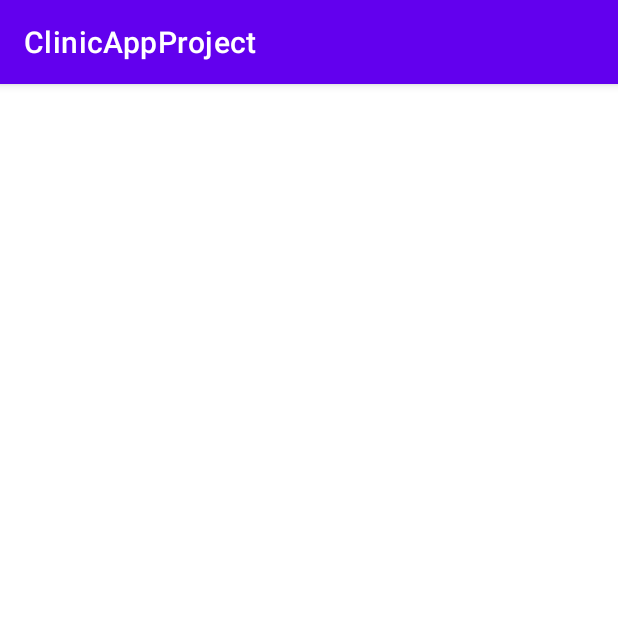
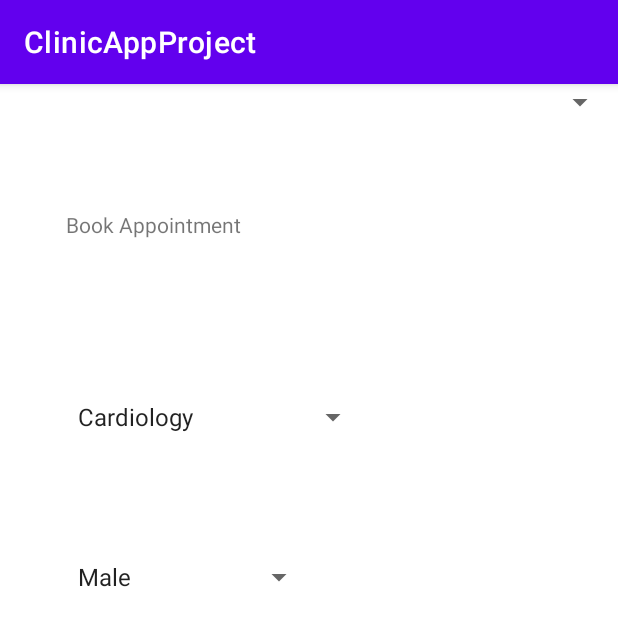
Before and after one commit to garychen2002/ClinicAppProject, an Android app: the BookAppointmentActivity screen opened directly, with no data from a screen before it, on a phone screen of 412 x 824 dp. Shown: the top 626 px of the screen. Run offline under Robolectric (Android 15) with nearby library versions, the phone set to English and light mode, and no system bars.

Commit message:
Create Appointment class

```diff
--- /dev/null
+++ b/app/src/main/java/com/example/clinicappproject/Appointment.java
@@ -0,0 +1,14 @@
+package com.example.clinicappproject;
+
+
+import java.util.Date;
+
+public class Appointment {
+
+    //Doctor doctor;
+    private Patient patient;
+    private Date time;
+
+
+
+}
--- a/app/src/main/java/com/example/clinicappproject/BookAppointmentActivity.java
+++ b/app/src/main/java/com/example/clinicappproject/BookAppointmentActivity.java
@@ -11,4 +11,7 @@ public class BookAppointmentActivity extends AppCompatActivity {
         super.onCreate(savedInstanceState);
         setContentView(R.layout.activity_book_appointment);
     }
+
+
+
 }
--- a/app/src/main/java/com/example/clinicappproject/Patient.java
+++ b/app/src/main/java/com/example/clinicappproject/Patient.java
@@ -2,8 +2,8 @@ package com.example.clinicappproject;
 
 public class Patient {
 
-    String name;
-    String gender;
+    private String name;
+    private String gender;
 
 
     public Patient(){
--- a/app/src/main/res/layout/activity_book_appointment.xml
+++ b/app/src/main/res/layout/activity_book_appointment.xml
@@ -6,4 +6,46 @@
     android:layout_height="match_parent"
     tools:context=".BookAppointmentActivity">
 
+    <TextView
+        android:id="@+id/textView2"
+        android:layout_width="143dp"
+        android:layout_height="51dp"
+        android:layout_marginStart="44dp"
+        android:layout_marginLeft="44dp"
+        android:layout_marginTop="84dp"
+        android:text="@string/book_appointment"
+        app:layout_constraintStart_toStartOf="parent"
+        app:layout_constraintTop_toTopOf="parent" />
+
+    <Spinner
+        android:id="@+id/department"
+        android:layout_width="202dp"
+        android:layout_height="45dp"
+        android:layout_marginStart="44dp"
+        android:layout_marginLeft="44dp"
+        android:layout_marginTop="64dp"
+        android:entries="@array/departments"
+        app:layout_constraintStart_toStartOf="parent"
+        app:layout_constraintTop_toBottomOf="@+id/textView2" />
+
+    <Spinner
+        android:id="@+id/doctor_gender"
+        android:layout_width="166dp"
+        android:layout_height="32dp"
+        android:layout_marginStart="44dp"
+        android:layout_marginLeft="44dp"
+        android:entries="@array/doctor_gender"
+        app:layout_constraintBottom_toBottomOf="parent"
+        app:layout_constraintStart_toStartOf="parent"
+        app:layout_constraintTop_toBottomOf="@+id/department"
+        app:layout_constraintVertical_bias="0.138" />
+
+    <Spinner
+        android:id="@+id/spinner3"
+        android:layout_width="409dp"
+        android:layout_height="wrap_content"
+        app:layout_constraintEnd_toEndOf="parent"
+        app:layout_constraintStart_toStartOf="parent"
+        tools:layout_editor_absoluteY="416dp" />
+
 </androidx.constraintlayout.widget.ConstraintLayout>
--- a/app/src/main/res/values/strings.xml
+++ b/app/src/main/res/values/strings.xml
@@ -7,6 +7,21 @@
     <string name="my_appointment">My Appointment</string>
 
     <string name="message">Welcome</string>
+    <string-array name="departments">
+        <item>Cardiology</item>
+        <item>Gynecology</item>
+        <item>Ophthalmology</item>
+        <item>Gastroenterology</item>
+        <item>Ear, nose and throat</item>
+    </string-array>
+
+    <string-array name="doctor_gender">
+        <item>Male</item>
+        <item>Female</item>
+        <item>Unspecified</item>
+    </string-array>
+
+
 
 
 </resources>
```
